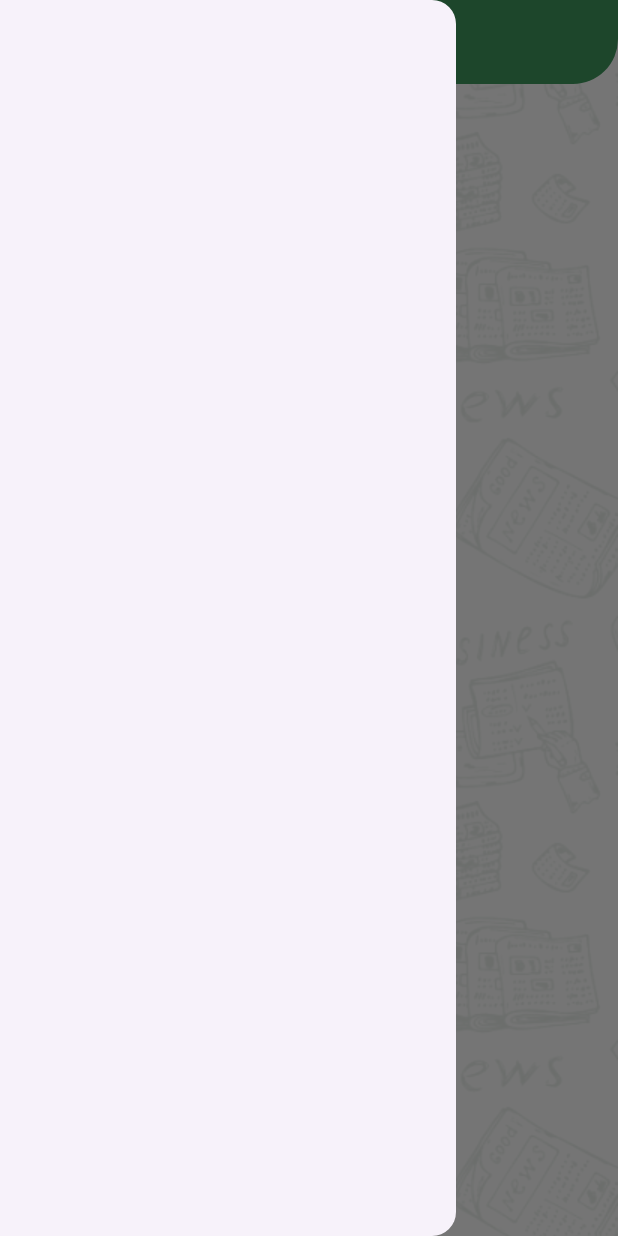
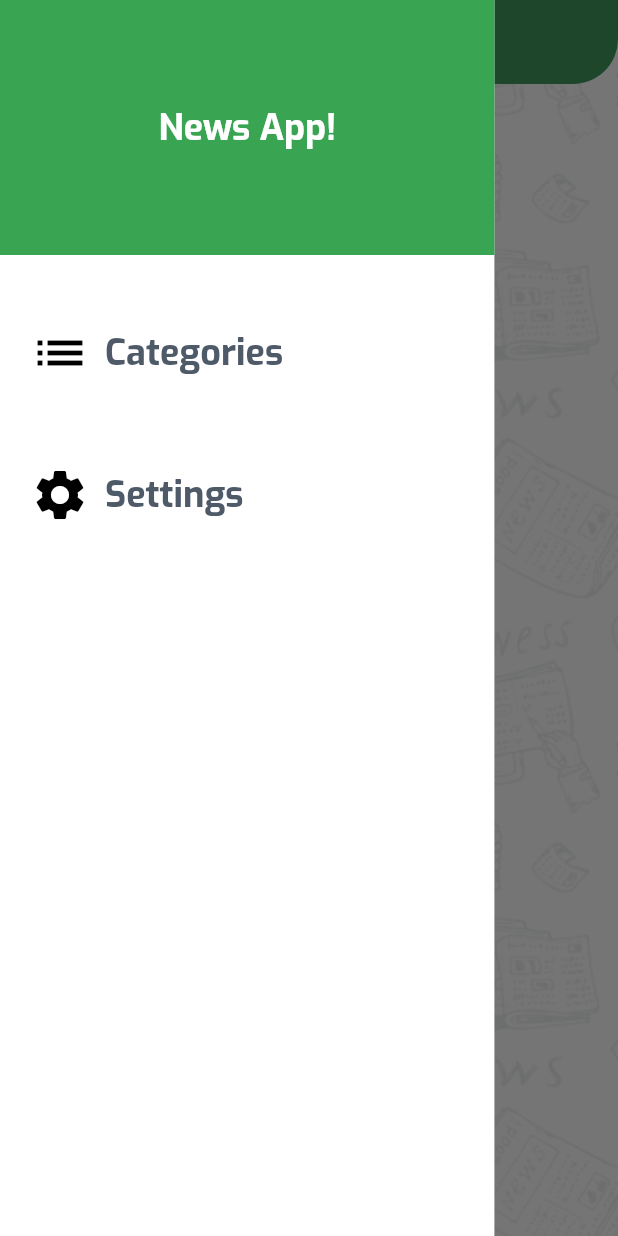
Before and after one commit to AyaAlaa010/NewsApp, a Flutter app: the screen it shows after launch, with the side drawer open, on a phone screen of 412 x 824 dp. Run offline on Flutter 3.47's test engine with Material 3 defaults, Android fonts, the phone set to English and light mode, and no system bars.

Commit message:
work on design

```diff
--- a/lib/core/config/app_colors.dart
+++ b/lib/core/config/app_colors.dart
@@ -3,6 +3,7 @@ import 'dart:ui';
 class AppColors{
 
   static const primaryColor= Color(0XFF39A552);
+  static const darkText=Color(0XFF4F5A69);
 
 
 
--- a/lib/core/config/application_theme_manager.dart
+++ b/lib/core/config/application_theme_manager.dart
@@ -15,10 +15,41 @@ class ApplicationThemeManager{
       ,iconTheme: IconThemeData(
         size: 35,
         color: Colors.white
-    )
+    ),
 
 
-    )
+    ),
+    textTheme: const TextTheme(
+      titleLarge:  TextStyle(
+        fontFamily: "Exo",fontSize: 24,
+        fontWeight: FontWeight.w700,
+          color: Colors.white
+      ),
+      bodyLarge: TextStyle(
+          fontFamily: "Exo",fontSize: 22,
+          fontWeight: FontWeight.w700,
+          color: AppColors.darkText,
+
+      )
+        ,
+        bodyMedium: TextStyle(
+            fontFamily: "Exo",fontSize: 22,
+            fontWeight: FontWeight.w400,
+            color: Colors.white
+        ),
+        bodySmall: TextStyle(
+            fontFamily: "Exo",fontSize: 14,
+            fontWeight: FontWeight.w400,
+            color: Colors.white
+        ),
+        displayLarge: TextStyle(
+            fontFamily: "Exo",fontSize: 14,
+            fontWeight: FontWeight.w700,
+            color: AppColors.darkText
+        )
+
+    ),
+
 
 
   );
--- a/lib/core/config/constants.dart
+++ b/lib/core/config/constants.dart
@@ -1,4 +1,10 @@
+import 'package:flutter/material.dart';
+import 'package:news_app/main.dart';
+
 class Constants{
+  static var context=navigatorKey.currentState!.context;
+  static var theme=Theme.of(context);
+  static var mediaQuery=MediaQuery.of(context).size;
 
 
 
--- a/lib/main.dart
+++ b/lib/main.dart
@@ -20,7 +20,6 @@ class MyApplication extends StatelessWidget {
     return  MaterialApp(
      theme: ApplicationThemeManager.lightTheme,
       debugShowCheckedModeBanner: false,
-      title: "News App",
       initialRoute: PageRouteName.initial,
       onGenerateRoute: Routes.onGenerateRouteSettings,
       navigatorKey: navigatorKey,
--- /dev/null
+++ b/lib/pages/custom_drawer.dart
@@ -0,0 +1,62 @@
+import 'package:flutter/cupertino.dart';
+import 'package:flutter/material.dart';
+import 'package:news_app/core/config/constants.dart';
+import '../core/config/app_colors.dart';
+
+class CustomDrawer extends StatelessWidget {
+  const CustomDrawer({super.key});
+
+  @override
+  Widget build(BuildContext context) {
+    return  Container(
+       width: Constants.mediaQuery.width*0.8,
+      color: Colors.white,
+      child: Column(
+        children: [
+
+          Container(
+            alignment: Alignment.center,
+            height: 170,
+            color: AppColors.primaryColor,
+            width: Constants.mediaQuery.width*0.8 ,
+            child:  Text("News App!",style: Constants.theme.textTheme.titleLarge,),
+          ),
+          const SizedBox(height: 25,),
+          InkWell(
+            onTap: (){},
+            child: Padding(
+              padding: const EdgeInsets.all(20),
+              child: Row(
+                children: [
+                 const Icon(Icons.list,size: 40,color: Colors.black,),
+                  const SizedBox(width:10),
+                  Text("Categories",style: Constants.theme.textTheme.titleLarge!.copyWith(color: AppColors.darkText),)
+                ],
+              ),
+            ),
+          ),
+          const SizedBox(height: 15,),
+
+          InkWell(
+            onTap: (){},
+            child: Padding(
+                padding:const EdgeInsets.all(20),
+                child: Row(
+                  children: [
+                    const Icon(Icons.settings,size: 40,color: Colors.black,),
+                    const SizedBox(width:10),
+                    Text( "Settings",style: Constants.theme.textTheme.titleLarge!.copyWith( color: AppColors.darkText),)
+                  ],
+
+                )),
+          )
+
+        ],
+      ),
+
+
+
+
+    );
+  }
+}
--- a/lib/pages/home/pages/hom_view.dart
+++ b/lib/pages/home/pages/hom_view.dart
@@ -1,6 +1,8 @@
 import 'package:flutter/cupertino.dart';
 import 'package:flutter/material.dart';
+import 'package:news_app/core/config/constants.dart';
 import 'package:news_app/core/widgets/custom_background_widget.dart';
+import 'package:news_app/pages/custom_drawer.dart';
 
 class HomeView extends StatelessWidget {
   const HomeView({super.key});
@@ -8,10 +10,24 @@ class HomeView extends StatelessWidget {
   @override
   Widget build(BuildContext context) {
     return CustomBackgroundWidget(child: Scaffold(
-      appBar: AppBar(elevation: 20,title: const Text("News App",textAlign: TextAlign.center,),
+      appBar: AppBar(elevation: 20,title:  Text("News App",textAlign: TextAlign.center,
+          style: Constants.theme.textTheme.bodyMedium)
       ),
-      drawer: Drawer(),
-      body: Container(),
+      drawer:const  CustomDrawer(),
+      body:  Padding(
+        padding: EdgeInsets.all(20),
+        child: Column(
+          crossAxisAlignment: CrossAxisAlignment.stretch,
+          children: [
+            Text("Pick your category \n of interest",
+              style: Constants.theme.textTheme.bodyLarge!.copyWith(height: 1.15)
+              ,textAlign: TextAlign.start,),
+
+
+          ],
+
+        ),
+      ),
 
 
     ),);
```
Also changed, not shown: pubspec.yaml (+9 -4 lines), assets/fonts/Exo-Bold.ttf (added), assets/fonts/Exo-Medium.ttf (added), assets/fonts/Exo-Regular.ttf (added), assets/fonts/Exo-SemiBold.ttf (added).
